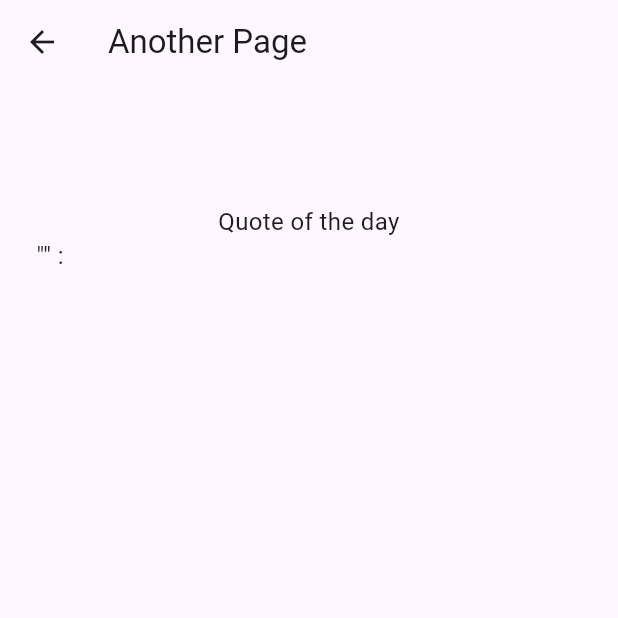
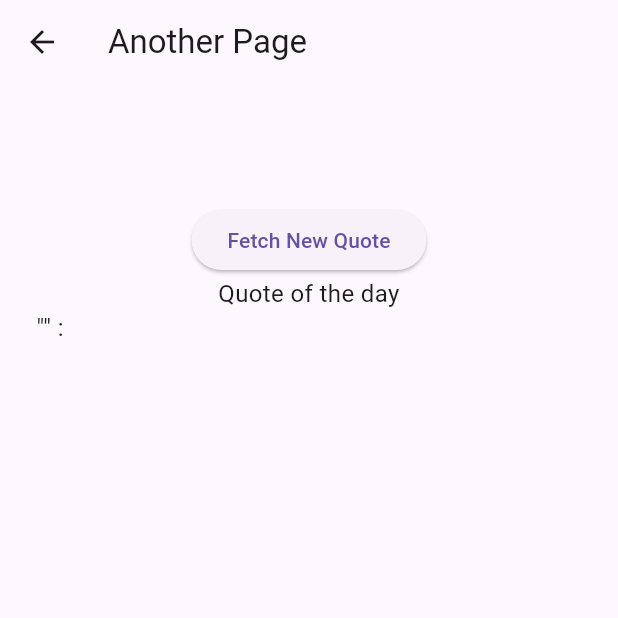
Before and after one commit to GaudShivu22/task, a Flutter app: the AnotherPage screen opened directly with empty values, on a phone screen of 412 x 824 dp, the top half of it. Run offline on Flutter 3.47's test engine with Material 3 defaults, Android fonts, the phone set to English and light mode, and no system bars; our stand-ins replace dio.

Commit message:
Update anotherpage.dart

```diff
--- a/lib/anotherpage.dart
+++ b/lib/anotherpage.dart
@@ -1,14 +1,19 @@
 import 'package:flutter/material.dart';
 
+class AnotherPage extends StatefulWidget {
+  final String currentAuthor;
+  final String currentQuote;
+  final Future<void> Function() fetchApiResponse;
 
-class AnotherPage extends StatefulWidget {
-  final String author;
-  final String quote;
-
-  const AnotherPage({Key? key, required this.author, required this.quote}) : super(key: key);
+  const AnotherPage({
+    Key? key,
+    required this.currentAuthor,
+    required this.currentQuote,
+    required this.fetchApiResponse,
+  }) : super(key: key);
 
   @override
-  _AnotherPageState createState() => _AnotherPageState();
+  State<AnotherPage> createState() => _AnotherPageState();
 }
 
 class _AnotherPageState extends State<AnotherPage> {
@@ -24,6 +29,16 @@ class _AnotherPageState extends State<AnotherPage> {
           crossAxisAlignment: CrossAxisAlignment.start,
           children: <Widget>[
             const SizedBox(height: 60),
+
+         //  call fetchapi function here
+            Center(
+              child: ElevatedButton(
+                onPressed: () async {
+                  await widget.fetchApiResponse();
+                },
+                child: const Text("Fetch New Quote"),
+              ),
+            ),
             const Center(
               child: Text(
                 'Quote of the day',
@@ -32,9 +47,10 @@ class _AnotherPageState extends State<AnotherPage> {
               ),
             ),
             Text(
-              ' "${widget.quote}" : ${widget.author} ',
+              ' "${widget.currentQuote}" : ${widget.currentAuthor} ',
               style: const TextStyle(fontSize: 16),
             ),
+
           ],
         ),
       ),
```
